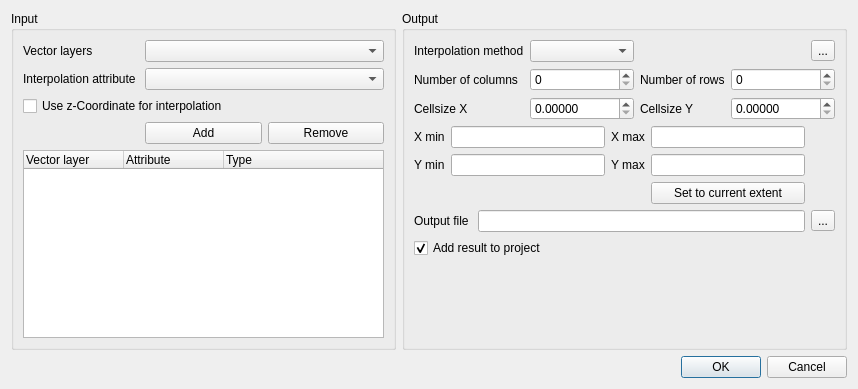
The window that src/plugins/interpolation/qgsinterpolationdialogbase.ui (qgis/QGIS) describes before a commit, drawn with Qt 5.
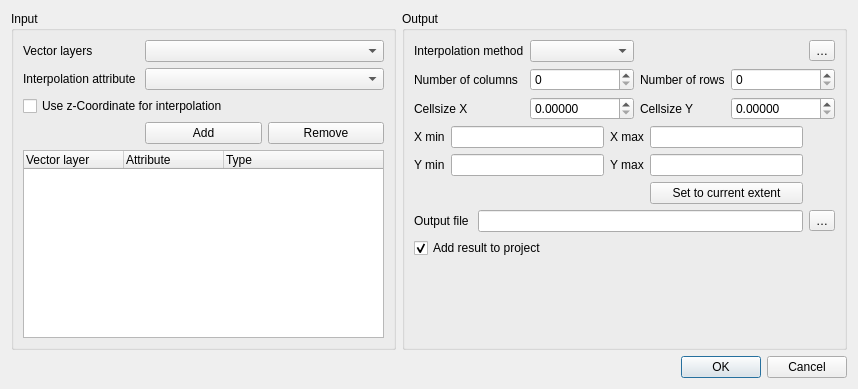
The same window after the commit. Icons and pictures are not drawn.

The edit to the form file:
```diff
--- a/src/plugins/interpolation/qgsinterpolationdialogbase.ui
+++ b/src/plugins/interpolation/qgsinterpolationdialogbase.ui
@@ -143,7 +143,7 @@
       <item row="0" column="5">
        <widget class="QToolButton" name="mConfigureInterpolationButton">
         <property name="text">
-         <string>...</string>
+         <string>…</string>
         </property>
         <property name="icon">
          <iconset resource="interpolator.qrc">
@@ -304,7 +304,7 @@
       <item row="4" column="5">
        <widget class="QToolButton" name="mOutputFileButton">
         <property name="text">
-         <string>...</string>
+         <string>…</string>
         </property>
        </widget>
       </item>
```
